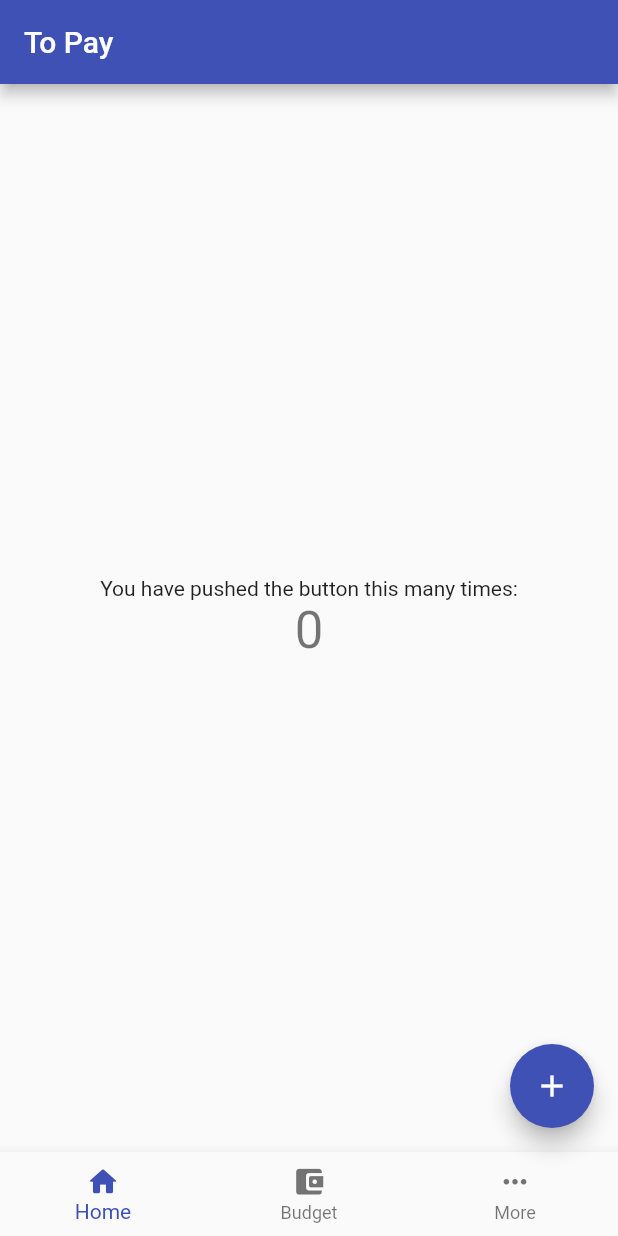
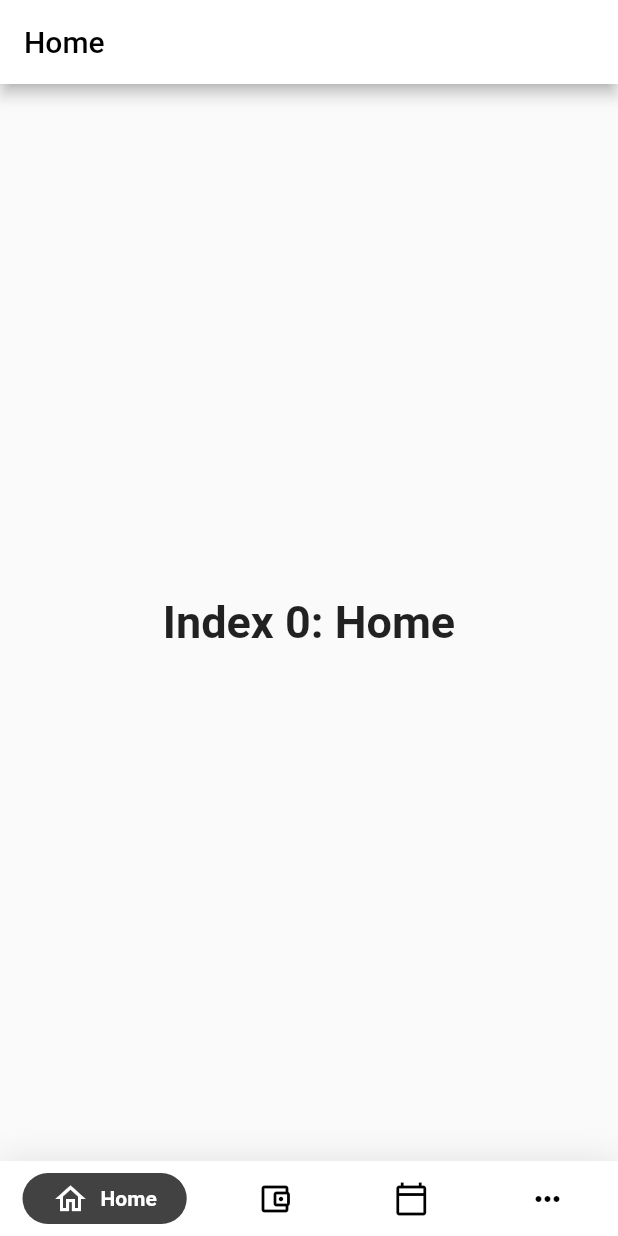
Before and after one commit to JohnBoscoM/to_pay_app, a Flutter app: the screen it shows after launch, on a phone screen of 412 x 824 dp. Run offline on Flutter 3.47's test engine with Material 2 defaults, Android fonts, the phone set to English and light mode, and no system bars; drawn by our look-alikes of google_nav_bar.

Commit message:
Navigationbar completed

```diff
--- /dev/null
+++ b/lib/bills/billItem.dart
@@ -0,0 +1,5 @@
+class BillItem {
+  String billName;
+  int price;
+  DateTime deadline;
+}
--- /dev/null
+++ b/lib/bills/bills_page.dart
@@ -0,0 +1,73 @@
+import 'package:flutter/material.dart';
+import 'billList.dart';
+
+class Bills extends StatelessWidget {
+  final List<ListItem> items;
+
+  Bills({Key key, @required this.items}) : super(key: key);
+
+  @override
+  Widget build(BuildContext context) {
+    final title = 'Mixed List';
+
+    return MaterialApp(
+      title: title,
+      home: Scaffold(
+        appBar: AppBar(
+          title: Text(title),
+        ),
+        body: ListView.builder(
+          // Let the ListView know how many items it needs to build.
+          itemCount: items.length,
+          // Provide a builder function. This is where the magic happens.
+          // Convert each item into a widget based on the type of item it is.
+          itemBuilder: (context, index) {
+            final item = items[index];
+
+            return ListTile(
+              title: item.buildTitle(context),
+              subtitle: item.buildSubtitle(context),
+            );
+          },
+        ),
+      ),
+    );
+  }
+}
+
+/// The base class for the different types of items the list can contain.
+abstract class ListItem {
+  /// The title line to show in a list item.
+  Widget buildTitle(BuildContext context);
+
+  /// The subtitle line, if any, to show in a list item.
+  Widget buildSubtitle(BuildContext context);
+}
+
+/// A ListItem that contains data to display a heading.
+class HeadingItem implements ListItem {
+  final String heading;
+
+  HeadingItem(this.heading);
+
+  Widget buildTitle(BuildContext context) {
+    return Text(
+      heading,
+      style: Theme.of(context).textTheme.headline5,
+    );
+  }
+
+  Widget buildSubtitle(BuildContext context) => null;
+}
+
+/// A ListItem that contains data to display a message.
+class MessageItem implements ListItem {
+  final String sender;
+  final String body;
+
+  MessageItem(this.sender, this.body);
+
+  Widget buildTitle(BuildContext context) => Text(sender);
+
+  Widget buildSubtitle(BuildContext context) => Text(body);
+}
--- a/lib/home/home.dart
+++ b/lib/home/home.dart
@@ -1,113 +1,155 @@
 import 'package:flutter/material.dart';
+import 'package:google_nav_bar/google_nav_bar.dart';
 
-
-
-class MyHomePage extends StatefulWidget {
-  MyHomePage({Key key, this.title}) : super(key: key);
-
-  // This widget is the home page of your application. It is stateful, meaning
-  // that it has a State object (defined below) that contains fields that affect
-  // how it looks.
-
-  // This class is the configuration for the state. It holds the values (in this
-  // case the title) provided by the parent (in this case the App widget) and
-  // used by the build method of the State. Fields in a Widget subclass are
-  // always marked "final".
-
-  final String title;
-
+class HomePage extends StatefulWidget {
   @override
-  _MyHomePageState createState() => _MyHomePageState();
+  _HomeState createState() => _HomeState();
 }
 
-class _MyHomePageState extends State<MyHomePage> {
-  int _counter = 0;
-  int _currenIndex = 0;
+class _HomeState extends State<HomePage> {
+  int _selectedIndex = 0;
+  static const TextStyle optionStyle =
+      TextStyle(fontSize: 30, fontWeight: FontWeight.bold);
+  static const List<Widget> _widgetOptions = <Widget>[
+    Text(
+      'Index 0: Home',
+      style: optionStyle,
+    ),
+    Text(
+      'Index 1: Likes',
+      style: optionStyle,
+    ),
+    Text(
+      'Index 2: Search',
+      style: optionStyle,
+    ),
+    Text(
+      'Index 3: Profile',
+      style: optionStyle,
+    ),
+  ];
 
-  void _incrementCounter() {
-    setState(() {
-      // This call to setState tells the Flutter framework that something has
-      // changed in this State, which causes it to rerun the build method below
-      // so that the display can reflect the updated values. If we changed
-      // _counter without calling setState(), then the build method would not be
-      // called again, and so nothing would appear to happen.
-      _counter++;
-    });
-  }
 
  @override
   Widget build(BuildContext context) {
-    // This method is rerun every time setState is called, for instance as done
-    // by the _incrementCounter method above.
-    //
-    // The Flutter framework has been optimized to make rerunning build methods
-    // fast, so that you can just rebuild anything that needs updating rather
-    // than having to individually change instances of widgets.
     return Scaffold(
       appBar: AppBar(
-        // Here we take the value from the MyHomePage object that was created by
-        // the App.build method, and use it to set our appbar title.
-        title: Text(widget.title),
+        title: const Text('Home',style: TextStyle(color: Colors.black),),
+        backgroundColor: Colors.white,
+        shadowColor: Colors.black,
       ),
       body: Center(
-        // Center is a layout widget. It takes a single child and positions it
-        // in the middle of the parent.
-        child: Column(
-          // Column is also a layout widget. It takes a list of children and
-          // arranges them vertically. By default, it sizes itself to fit its
-          // children horizontally, and tries to be as tall as its parent.
-          //
-          // Invoke "debug painting" (press "p" in the console, choose the
-          // "Toggle Debug Paint" action from the Flutter Inspector in Android
-          // Studio, or the "Toggle Debug Paint" command in Visual Studio Code)
-          // to see the wireframe for each widget.
-          //
-          // Column has various properties to control how it sizes itself and
-          // how it positions its children. Here we use mainAxisAlignment to
-          // center the children vertically; the main axis here is the vertical
-          // axis because Columns are vertical (the cross axis would be
-          // horizontal).
-          mainAxisAlignment: MainAxisAlignment.center,
-          children: <Widget>[
-            Text(
-              'You have pushed the button this many times:',
+        child: _widgetOptions.elementAt(_selectedIndex),
       ),
-            Text(
-              '$_counter',
-              style: Theme.of(context).textTheme.headline4,
+      bottomNavigationBar: Container(
+        decoration: BoxDecoration(color: Colors.white, boxShadow: [
+          BoxShadow(blurRadius: 20, color: Colors.black.withOpacity(.1))
+        ]),
+        child: SafeArea(
+          child: Padding(
+            padding: const EdgeInsets.symmetric(horizontal: 15.0, vertical: 8),
+            child: GNav(
+                gap: 8,
+                activeColor: Colors.white,
+                iconSize: 24,
+                padding: EdgeInsets.symmetric(horizontal: 20, vertical: 5),
+                duration: Duration(milliseconds: 200),
+                tabBackgroundColor: Colors.grey[800],
+                tabs: [
+                  GButton(
+                    icon: Icons.home_outlined,
+                    text: 'Home',
+                  ),
+                  GButton(
+                    icon: Icons.account_balance_wallet_outlined,
+                    text: 'Budget',
+                  ),
+                  GButton(
+                    icon: Icons.calendar_today_outlined,
+                    text: 'Calendar',
+                  ),
+                  GButton(
+                    icon: Icons.more_horiz_outlined,
+                    text: 'More',
                   ),
                 ],
+                selectedIndex: _selectedIndex,
+                onTabChange: (index) {
+                  setState(() {
+                    _selectedIndex = index;
+                  });
+                }),
           ),
         ),
-      floatingActionButton: FloatingActionButton(
-        onPressed: _incrementCounter,
-        tooltip: 'Increment',
-        child: Icon(Icons.add),
-      ), // This trailing comma makes auto-formatting nicer for build methods.
-      bottomNavigationBar: BottomNavigationBar(
-        currentIndex: _currenIndex,
-        type: BottomNavigationBarType.fixed,
-        iconSize: 23,
-        items: const <BottomNavigationBarItem>[
-          BottomNavigationBarItem(
-            icon: Icon(Icons.home_rounded),
-            label: 'Home',
+
       ),
-          BottomNavigationBarItem(
-            icon: Icon(Icons.account_balance_wallet_rounded),
-            label: 'Budget',
-          ),
-          BottomNavigationBarItem(
-            icon: Icon(Icons.more_horiz_rounded),
-            label: 'More',
-          ),
-        ],
-        onTap: (index) {
-          setState(() {
-            _currenIndex = index;
-          });
-        },
-      ),
+
     );
+
   }
 }
+
+class FirstScreen extends StatelessWidget {
+  @override
+  Widget build(BuildContext context) {
+    return MaterialApp(
+        debugShowCheckedModeBanner: false,
+        home: Scaffold(
+            body: Center(
+                child: Text(
+          'First Activity Screen',
+          style: TextStyle(fontSize: 21),
+        ))));
+  }
+}
+
+class SecondScreen extends StatelessWidget {
+  @override
+  Widget build(BuildContext context) {
+    return MaterialApp(
+        debugShowCheckedModeBanner: false,
+        home: Scaffold(
+            body: Center(
+                child: Text(
+          'Second Activity Screen',
+          style: TextStyle(fontSize: 21),
+        ))));
+  }
+}
+
+class ThirdScreen extends StatelessWidget {
+  @override
+  Widget build(BuildContext context) {
+    return MaterialApp(
+        debugShowCheckedModeBanner: false,
+        home: Scaffold(
+            body: Center(
+                child: Text(
+          'Third Activity Screen',
+          style: TextStyle(fontSize: 21),
+        ))));
+  }
+}
+
+//  floatingActionButton: FloatingActionButton(
+//         onPressed: _incrementCounter,
+//         tooltip: 'Increment',
+//         child: Icon(Icons.add),
+//       ),
+
+ // bottomNavigationBar: CurvedNavigationBar(
+      //   backgroundColor: Colors.red,
+      //   buttonBackgroundColor: Colors.white,
+      //   height: 50,
+      //   items: <Widget>[
+      //     Icon(Icons.home_outlined, size: 22, color: Colors.black),
+      //     Icon(Icons.account_balance_wallet_outlined, size: 22, color: Colors.black),
+      //     Icon(Icons.calendar_today_outlined, size: 22, color: Colors.black),
+      //     Icon(Icons.menu, size: 22, color: Colors.black),
+      //     //Icon(Icons.menu, size: 25, color: Colors.black)
+      //   ],
+      //   animationDuration: Duration(milliseconds: 200),
+      //   onTap: (index) {
+
+      //   },
+      // ),
--- a/lib/main.dart
+++ b/lib/main.dart
@@ -13,11 +13,12 @@ class MyApp extends StatelessWidget {
       title: 'Flutter Demo',
       theme: ThemeData(
 
-        primarySwatch: Colors.indigo,
+        primarySwatch: Colors.deepPurple,
 
         visualDensity: VisualDensity.adaptivePlatformDensity,
       ),
-      home: MyHomePage(title: 'To Pay'),
+      home: HomePage(),
+
     );
   }
 }
--- a/pubspec.yaml
+++ b/pubspec.yaml
@@ -21,6 +21,9 @@ environment:
   sdk: ">=2.7.0 <3.0.0"
 
 dependencies:
+  curved_navigation_bar: ^0.3.4
+  google_fonts: ^1.1.1
+  google_nav_bar: ^3.1.0
   flutter:
     sdk: flutter
 
```
Also changed, not shown: lib/bills/billList.dart (added, +20 -0 lines), pubspec.lock. Lines whose indentation alone changed are shown as unchanged.
